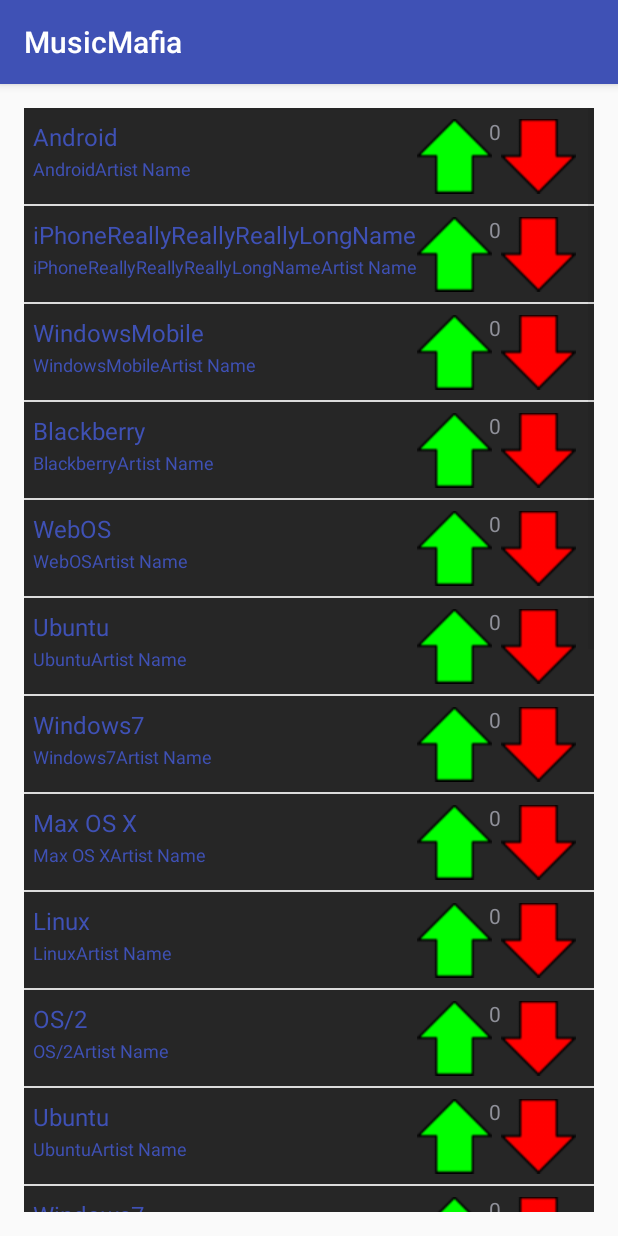
After one commit to kdorosh/MusicMafia, an Android app: the PlaylistMaking screen opened directly, with no data from a screen before it, on a phone screen of 412 x 824 dp. The commit adds this screen. Run offline under Robolectric (Android 15) with nearby library versions, the phone set to English and light mode, and no system bars.

Commit message:
added playlist making activity and GUI. current bug with voting textview when scrolled off the screen and needs back end for MVP

```diff
--- a/app/src/main/AndroidManifest.xml
+++ b/app/src/main/AndroidManifest.xml
@@ -22,7 +22,7 @@
                 <category android:name="android.intent.category.LAUNCHER" />
             </intent-filter>
         </activity>
-        <activity android:name=".SpotifySignIn"></activity>
+        <activity android:name=".PlaylistMaking"></activity>
     </application>
 
 </manifest>
--- a/app/src/main/java/mattnkev/cs/tufts/edu/musicmafia/EventLoginActivity.java
+++ b/app/src/main/java/mattnkev/cs/tufts/edu/musicmafia/EventLoginActivity.java
@@ -3,6 +3,7 @@ package mattnkev.cs.tufts.edu.musicmafia;
 import android.animation.Animator;
 import android.animation.AnimatorListenerAdapter;
 import android.annotation.TargetApi;
+import android.content.Intent;
 import android.content.pm.PackageManager;
 import android.support.annotation.NonNull;
 import android.support.design.widget.Snackbar;
@@ -206,8 +207,8 @@ public class EventLoginActivity extends AppCompatActivity implements LoaderCallb
             mAuthTask.execute((Void) null);
 
             //upon success, switch activities
-            setContentView(R.layout.activity_spotify_sign_in);
-
+            Intent intent = new Intent(this, PlaylistMaking.class);
+            startActivity(intent);
         }
     }
 
--- /dev/null
+++ b/app/src/main/java/mattnkev/cs/tufts/edu/musicmafia/PlaylistMaking.java
@@ -0,0 +1,87 @@
+package mattnkev.cs.tufts.edu.musicmafia;
+
+import android.content.Context;
+import android.support.v7.app.AppCompatActivity;
+import android.os.Bundle;
+import android.view.LayoutInflater;
+import android.view.View;
+import android.view.ViewGroup;
+import android.widget.ArrayAdapter;
+import android.widget.ImageView;
+import android.widget.ListView;
+import android.widget.TextView;
+
+public class PlaylistMaking extends AppCompatActivity {
+
+    @Override
+    protected void onCreate(Bundle savedInstanceState) {
+        super.onCreate(savedInstanceState);
+        setContentView(R.layout.activity_playlist_making);
+
+        ListView listView = (ListView)findViewById(R.id.main_list_view);
+
+        String[] values = new String[] { "Android", "iPhoneReallyReallyReallyLongName", "WindowsMobile",
+                "Blackberry", "WebOS", "Ubuntu", "Windows7", "Max OS X",
+                "Linux", "OS/2", "Ubuntu", "Windows7", "Max OS X", "Linux",
+                "OS/2", "Ubuntu", "Windows7", "Max OS X", "Linux", "OS/2",
+                "Android", "iPhone", "WindowsMobile" };
+
+        final MySimpleArrayAdapter adapter = new MySimpleArrayAdapter(this.getApplicationContext(),
+                values);
+
+        listView.setAdapter(adapter);
+
+    }
+
+    private class MySimpleArrayAdapter extends ArrayAdapter<String> {
+        private final Context context;
+        private final String[] values;
+
+        public MySimpleArrayAdapter(Context context, String[] values) {
+            super(context, -1, values);
+            this.context = context;
+            this.values = values;
+        }
+
+        @Override
+        public View getView(int position, View convertView, ViewGroup parent) {
+            LayoutInflater inflater = (LayoutInflater) context
+                    .getSystemService(Context.LAYOUT_INFLATER_SERVICE);
+            View rowView = inflater.inflate(R.layout.list_view_layout, parent, false);
+
+            TextView songName = (TextView) rowView.findViewById(R.id.firstLine);
+            TextView artistName = (TextView) rowView.findViewById(R.id.secondLine);
+            TextView numberUpVotes = (TextView) rowView.findViewById(R.id.num_votes);
+
+            songName.setText(values[position]);
+            artistName.setText(values[position] + "Artist Name");
+
+            ImageView upArrowImg = (ImageView) rowView.findViewById(R.id.up_arrow);
+            ImageView downArrowImg = (ImageView) rowView.findViewById(R.id.down_arrow);
+
+            upArrowImg.setImageResource(R.drawable.public_domain_up_arrow);
+            downArrowImg.setImageResource(R.drawable.public_domain_down_arrow);
+
+            upArrowImg.setOnClickListener(new MyClickListener(numberUpVotes, 1));
+            downArrowImg.setOnClickListener(new MyClickListener(numberUpVotes, -1));
+
+            return rowView;
+        }
+    }
+
+    private class MyClickListener implements View.OnClickListener {
+        private int delta_votes;
+        private TextView num_votes;
+
+        public MyClickListener(TextView num_votes, int delta_votes) {
+            this.num_votes = num_votes;
+            this.delta_votes = delta_votes;
+        }
+
+        public void onClick(View v) {
+            int cur_votes = Integer.parseInt((String)num_votes.getText());
+            cur_votes += delta_votes;
+            num_votes.setText(String.valueOf(cur_votes));
+        }
+    }
+}
--- a/app/src/main/java/mattnkev/cs/tufts/edu/musicmafia/SpotifySignIn.java
+++ /dev/null
@@ -1,13 +0,0 @@
-package mattnkev.cs.tufts.edu.musicmafia;
-
-import android.support.v7.app.AppCompatActivity;
-import android.os.Bundle;
-
-public class SpotifySignIn extends AppCompatActivity {
-
-    @Override
-    protected void onCreate(Bundle savedInstanceState) {
-        super.onCreate(savedInstanceState);
-        setContentView(R.layout.activity_spotify_sign_in);
-    }
-}
--- a/app/src/main/res/layout/activity_spotify_sign_in.xml
+++ b/app/src/main/res/layout/activity_playlist_making.xml
@@ -7,6 +7,10 @@
     android:paddingLeft="@dimen/activity_horizontal_margin"
     android:paddingRight="@dimen/activity_horizontal_margin"
     android:paddingTop="@dimen/activity_vertical_margin"
-    tools:context="mattnkev.cs.tufts.edu.musicmafia.SpotifySignIn">
+    tools:context="mattnkev.cs.tufts.edu.musicmafia.PlaylistMaking">
 
+    <ListView
+        android:id="@+id/main_list_view"
+        android:layout_width="match_parent"
+        android:layout_height="match_parent"/>
 </RelativeLayout>
--- /dev/null
+++ b/app/src/main/res/layout/list_view_layout.xml
@@ -0,0 +1,77 @@
+<?xml version="1.0" encoding="utf-8"?>
+<RelativeLayout xmlns:android="http://schemas.android.com/apk/res/android"
+    android:layout_width="fill_parent"
+    android:layout_height="?android:attr/listPreferredItemHeight"
+    android:padding="6dip"
+    android:background="@color/darkGray"
+    >
+
+    <ImageView
+        android:id="@+id/down_arrow"
+        android:layout_width="wrap_content"
+        android:layout_height="fill_parent"
+        android:layout_alignParentRight="true"
+        android:layout_alignParentEnd="true"
+        android:layout_alignParentBottom="true"
+        android:layout_alignParentTop="true"
+        android:layout_marginRight="6dip"
+        android:layout_marginEnd="6dip"
+        android:contentDescription="@string/down_vote_button" />
+
+    <TextView
+        android:id="@+id/num_votes"
+        android:layout_width="wrap_content"
+        android:layout_height="fill_parent"
+        android:layout_alignParentBottom="true"
+        android:layout_alignParentTop="true"
+        android:layout_toLeftOf="@id/down_arrow"
+        android:layout_toStartOf="@id/down_arrow"
+        android:contentDescription="@string/number_up_votes"
+        android:text="@string/default_num_votes" />
+
+    <ImageView
+        android:id="@+id/up_arrow"
+        android:layout_width="wrap_content"
+        android:layout_height="fill_parent"
+        android:layout_alignParentBottom="true"
+        android:layout_alignParentTop="true"
+        android:layout_toLeftOf="@id/down_arrow"
+        android:layout_toStartOf="@id/down_arrow"
+        android:layout_marginRight="6dip"
+        android:layout_marginEnd="6dip"
+        android:contentDescription="@string/up_vote_button" />
+
+    <TextView
+        android:id="@+id/secondLine"
+        android:layout_width="fill_parent"
+        android:layout_height="26dip"
+        android:layout_alignParentBottom="true"
+        android:layout_alignParentRight="true"
+        android:layout_alignParentEnd="true"
+        android:ellipsize="marquee"
+        android:maxLines="1"
+        android:textSize="12sp"
+        android:textColor="@color/colorPrimary"
+        android:contentDescription="@string/artist_name"/>
+
+    <TextView
+        android:id="@+id/firstLine"
+        android:layout_width="fill_parent"
+        android:layout_height="wrap_content"
+        android:layout_above="@id/secondLine"
+        android:layout_toLeftOf="@id/up_arrow"
+        android:layout_toStartOf="@id/up_arrow"
+        android:layout_alignParentRight="true"
+        android:layout_alignParentTop="true"
+        android:layout_alignParentEnd="true"
+        android:layout_alignWithParentIfMissing="true"
+        android:gravity="center_vertical"
+        android:textSize="16sp"
+        android:textColor="@color/colorPrimary"
+        android:contentDescription="@string/song_name"/>
+
+
+
+
+
+</RelativeLayout>
--- a/app/src/main/res/values/colors.xml
+++ b/app/src/main/res/values/colors.xml
@@ -3,4 +3,5 @@
     <color name="colorPrimary">#3F51B5</color>
     <color name="colorPrimaryDark">#303F9F</color>
     <color name="colorAccent">#FF4081</color>
+    <color name="darkGray">#262626</color>
 </resources>
--- a/app/src/main/res/values/strings.xml
+++ b/app/src/main/res/values/strings.xml
@@ -15,5 +15,11 @@
     </string>
     <string name="prompt_guest">Guest</string>
     <string name="prompt_host">Host</string>
-    <string name="btn_display">DisplayButton</string>
+    <string name="btn_display">Display Button</string>
+    <string name="up_vote_button">Up Vote Button</string>
+    <string name="down_vote_button">Down Vote Button</string>
+    <string name="song_name">Song Name</string>
+    <string name="artist_name">Artist Name</string>
+    <string name="number_up_votes">Number of Up Votes</string>
+    <string name="default_num_votes">0</string>
 </resources>
```
Also changed, not shown: app/src/main/res/drawable/public_domain_down_arrow.png (added), app/src/main/res/drawable/public_domain_down_arrow_orig.png (added), app/src/main/res/drawable/public_domain_up_arrow.png (added), app/src/main/res/drawable/public_domain_up_arrow_orig.png (added).
